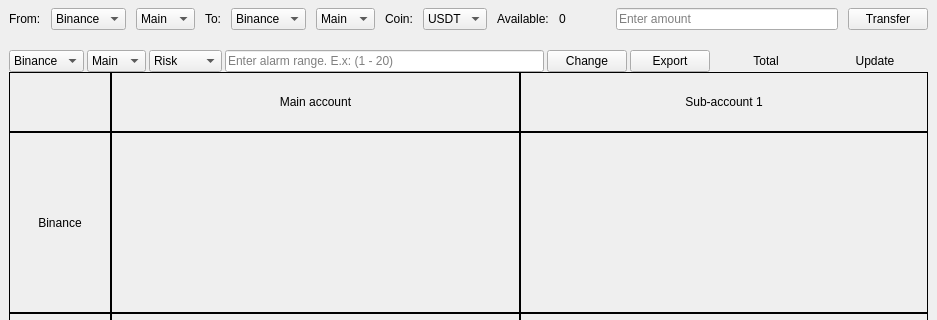
Qt form UI.ui (VoHieu123/crypto_app) before a commit; both pictures show x 0 to 937 and y 0 to 320 of the 937 by 684 pixel window.
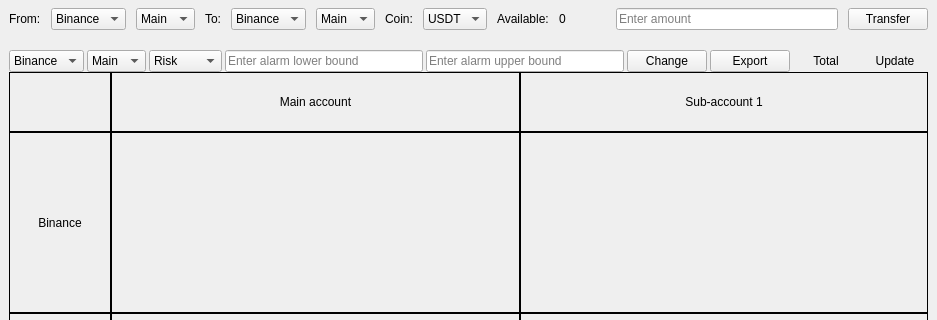
The same form after that commit.

Patch:
```diff
--- a/UI.ui
+++ b/UI.ui
@@ -211,7 +211,7 @@
     <item>
      <layout class="QVBoxLayout" name="verticalLayout_3" stretch="0,4,3,3">
       <item>
-       <layout class="QHBoxLayout" name="horizontalLayout" stretch="0,0,0,3,0,0,1,1">
+       <layout class="QHBoxLayout" name="horizontalLayout" stretch="0,0,0,3,3,0,0,1,1">
         <property name="spacing">
          <number>3</number>
         </property>
@@ -280,7 +280,14 @@
         <item>
          <widget class="QLineEdit" name="lineEdit_threshold">
           <property name="placeholderText">
-           <string>Enter alarm range. E.x: (1 - 20)</string>
+           <string>Enter alarm lower bound</string>
+          </property>
+         </widget>
+        </item>
+        <item>
+         <widget class="QLineEdit" name="lineEdit_upperThreshold">
+          <property name="placeholderText">
+           <string>Enter alarm upper bound</string>
           </property>
          </widget>
         </item>
```
Left out of the diff: 12 changed lines with no effect on the pictures.
